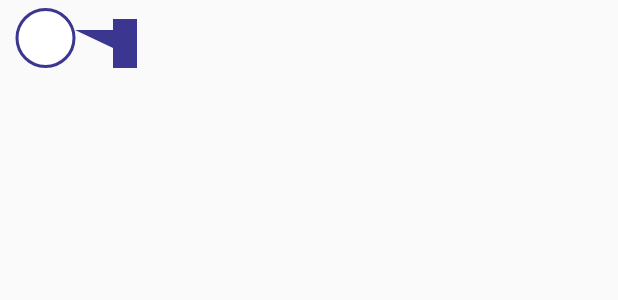
After one commit to elbilbil/lendy_android, an Android app: the layout item_recevided_message.xml on its own in the app's theme, with its tools: preview values and no code run, on a phone screen of 412 x 824 dp. The commit adds this screen. Shown: the top 300 px of the screen. Run offline under Robolectric (Android 15) with nearby library versions, the phone set to English and light mode, and no system bars.

Commit message:
Review des message + quelques correctifs

```diff
--- a/Lendy/app/build.gradle
+++ b/Lendy/app/build.gradle
@@ -20,6 +20,7 @@ android {
             proguardFiles getDefaultProguardFile('proguard-android.txt'), 'proguard-rules.pro'
         }
     }
+
     compileOptions {
         sourceCompatibility = '1.8'
         targetCompatibility = '1.8'
@@ -48,4 +49,7 @@ dependencies {
     implementation 'com.android.support:cardview-v7:27.1.1'
     implementation 'androidx.constraintlayout:constraintlayout:1.1.3'
     implementation 'com.lmntrx.android.library.livin.missme:missme:0.1.5'
+
+    //circle imageview
+    implementation 'de.hdodenhof:circleimageview:3.0.0'
 }
--- a/Lendy/app/src/main/java/com/lendy/Controllers/ConnectActivity.kt
+++ b/Lendy/app/src/main/java/com/lendy/Controllers/ConnectActivity.kt
@@ -40,6 +40,7 @@ class ConnectActivity : AppCompatActivity() {
                     if (success) {
                         DataUtils.writeStringOnPreferences(this, "username", DataManager.SharedData.sharedUser?.username)
                         DataUtils.writeStringOnPreferences(this, "password", DataManager.SharedData.sharedUser?.password)
+                        DataUtils.writeStringOnPreferences(this, "token", DataManager.SharedData.sharedUser?.token)
                         startActivity(Intent(this.applicationContext, MainActivity::class.java))
                         finish()
                     } else {
--- a/Lendy/app/src/main/java/com/lendy/Controllers/SplashScreen.kt
+++ b/Lendy/app/src/main/java/com/lendy/Controllers/SplashScreen.kt
@@ -32,7 +32,7 @@ class SplashScreen : AppCompatActivity() {
             if (success) {
                 //DataUtils.writeStringOnPreferences(this, "address", DataManager.SharedData.sharedUser?.username)
                 //DataUtils.writeStringOnPreferences(this, "password", DataManager.SharedData.sharedUser?.password)
-                //DataUtils.writeStringOnPreferences(this, "token", DataManager.SharedData.sharedUser?.token)
+                DataUtils.writeStringOnPreferences(this, "token", DataManager.SharedData.sharedUser?.token)
                 startActivity(Intent(this.applicationContext, MainActivity::class.java))
                 finish()
             } else {
--- a/Lendy/app/src/main/java/com/lendy/Utils/fragments/HomeFragment.kt
+++ b/Lendy/app/src/main/java/com/lendy/Utils/fragments/HomeFragment.kt
@@ -44,8 +44,9 @@ class HomeFragment : Fragment() {
 
         if (DataUtils.readStringFromPreferences(currentActivity, "token") == "default")
             DataManager.SharedData.token = DataManager.SharedData.sharedUser?.token
-        else {
+        else
             DataManager.SharedData.token = DataUtils.readStringFromPreferences(currentActivity, "token")
+
         DataManager.getMyself(currentActivity, DataManager.SharedData.token, "username", DataUtils.readStringFromPreferences(currentActivity, "username"), callback =
         { success ->
             if (success) {
@@ -78,7 +79,6 @@ class HomeFragment : Fragment() {
             } else
                 Log.e("bad", "bad")
         })
-        }
     }
 
     override fun onAttach(context: Context?) {
--- /dev/null
+++ b/Lendy/app/src/main/res/drawable/ic_untitled.xml
@@ -0,0 +1,4 @@
+<vector android:height="24dp" android:viewportHeight="640.0"
+    android:viewportWidth="640.0" android:width="24dp" xmlns:android="http://schemas.android.com/apk/res/android">
+    <path android:fillAlpha="1" android:fillColor="#e51e03" android:pathData="M640,304.7L0,0L640,0L640,304.7Z"/>
+</vector>
--- /dev/null
+++ b/Lendy/app/src/main/res/layout/item_recevided_message.xml
@@ -0,0 +1,80 @@
+<?xml version="1.0" encoding="utf-8"?>
+<FrameLayout xmlns:android="http://schemas.android.com/apk/res/android"
+    xmlns:app="http://schemas.android.com/apk/res-auto"
+    xmlns:tools="http://schemas.android.com/tools"
+    android:layout_width="match_parent"
+    android:layout_height="wrap_content">
+
+    <LinearLayout
+        android:layout_width="match_parent"
+        android:layout_height="wrap_content"
+        android:layout_marginStart="5dp"
+        android:layout_marginTop="5dp"
+        android:layout_marginBottom="5dp"
+        android:gravity="bottom|start"
+        android:orientation="horizontal">
+
+        <RelativeLayout
+            android:layout_width="50dp"
+            android:layout_height="40dp">
+
+
+            <de.hdodenhof.circleimageview.CircleImageView
+                android:layout_width="match_parent"
+                android:layout_height="match_parent"
+                android:src="@color/white"
+                app:civ_border_color="@color/colorPrimary"
+                app:civ_border_width="2dp">
+
+            </de.hdodenhof.circleimageview.CircleImageView>
+
+            <de.hdodenhof.circleimageview.CircleImageView
+                android:id="@+id/icon_sender"
+                android:layout_width="50dp"
+                android:layout_height="50dp"
+                android:layout_margin="2dp" />
+
+
+        </RelativeLayout>
+
+        <ImageView
+        android:id="@+id/imageView10"
+        android:layout_width="25dp"
+        android:layout_height="25dp"
+        android:layout_marginStart="-5dp"
+        android:layout_marginTop="10dp"
+        android:elevation="3dp"
+        android:scaleType="fitXY"
+        android:tint="@color/colorPrimary"
+        app:srcCompat="@drawable/ic_untitled" />
+
+        <LinearLayout
+            android:layout_width="wrap_content"
+            android:layout_height="wrap_content"
+            android:layout_marginTop="5dp"
+            android:layout_marginEnd="50dp"
+            android:background="@color/colorPrimary"
+            android:orientation="horizontal">
+
+            <TextView
+                android:id="@+id/message_content"
+                android:layout_width="wrap_content"
+                android:layout_height="wrap_content"
+                android:textColor="@color/white"
+                android:layout_weight="1"
+                android:padding="5dp"
+                android:textSize="16sp" />
+
+            <TextView
+                android:id="@+id/date_content"
+                android:layout_width="wrap_content"
+                android:layout_height="match_parent"
+                android:layout_marginRight="5dp"
+                android:layout_marginBottom="5dp"
+                android:gravity="bottom"
+                android:textSize="13sp" />
+
+
+        </LinearLayout>
+    </LinearLayout>
+</FrameLayout>
```
Also changed, not shown: Lendy/app/src/main/java/com/lendy/Utils/DataUtils.kt (+10 -0 lines), Lendy/app/src/main/java/com/lendy/Utils/adapters/ConversationAdapter.kt (+41 -49 lines), Lendy/app/src/main/java/com/lendy/Utils/adapters/MessagesAdapter.kt (+11 -1 lines), Lendy/app/src/main/java/com/lendy/Utils/fragments/ConversationFragment.kt (+69 -24 lines), Lendy/app/src/main/res/layout/item_send_message.xml (added, +79 -0 lines). Lines whose indentation alone changed are shown as unchanged.
